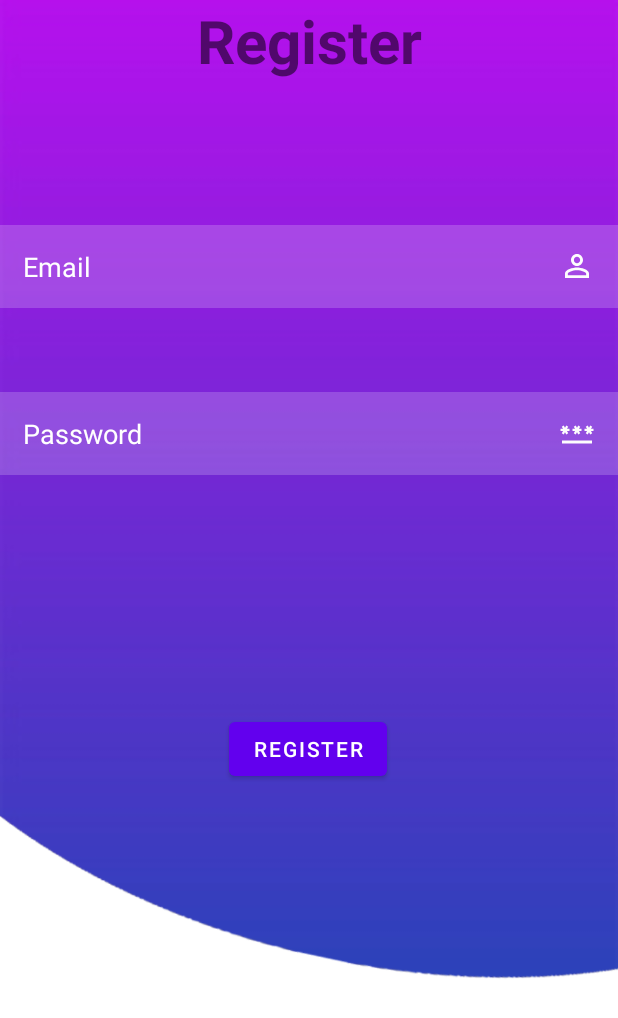
After one commit to VA-Ansari/Login_App, an Android app: the RegisterActivity screen opened directly, with no data from a screen before it, on a phone screen of 412 x 824 dp. The commit adds this screen. Shown: the top 1018 px of the screen. Run offline under Robolectric (Android 15) with nearby library versions, the phone set to English and light mode, and no system bars; our stand-ins replace Firebase (no records; nobody signed in at launch, a user with empty details on screens opened directly).

Commit message:
In this added 'RegisterActity' -> conected the entered credentials whth FIREBASE (only in RegisterActivity)

```diff
--- a/app/build.gradle
+++ b/app/build.gradle
@@ -1,5 +1,6 @@
 plugins {
     id 'com.android.application'
+    id 'com.google.gms.google-services'
 }
 
 android {
@@ -33,6 +34,7 @@ dependencies {
     implementation 'androidx.appcompat:appcompat:1.5.1'
     implementation 'com.google.android.material:material:1.7.0'
     implementation 'androidx.constraintlayout:constraintlayout:2.1.4'
+    implementation 'com.google.firebase:firebase-auth:21.0.3'
     testImplementation 'junit:junit:4.13.2'
     androidTestImplementation 'androidx.test.ext:junit:1.1.4'
     androidTestImplementation 'androidx.test.espresso:espresso-core:3.5.0'
--- a/app/src/main/AndroidManifest.xml
+++ b/app/src/main/AndroidManifest.xml
@@ -20,11 +20,9 @@
 
                 <category android:name="android.intent.category.LAUNCHER" />
             </intent-filter>
+        </activity>
 
-            <meta-data
-                android:name="android.app.lib_name"
-                android:value="" />
-        </activity>
+        <activity android:name=".RegisterActivity"></activity>
     </application>
 
 </manifest>
--- /dev/null
+++ b/app/src/main/java/com/example/loginapplication/RegisterActivity.java
@@ -0,0 +1,66 @@
+package com.example.loginapplication;
+
+import androidx.annotation.NonNull;
+import androidx.appcompat.app.AppCompatActivity;
+
+import android.os.Bundle;
+import android.view.View;
+import android.widget.Button;
+import android.widget.TextView;
+import android.widget.Toast;
+
+import com.google.android.gms.tasks.OnCompleteListener;
+import com.google.android.gms.tasks.Task;
+import com.google.firebase.auth.AuthResult;
+import com.google.firebase.auth.FirebaseAuth;
+
+public class RegisterActivity extends AppCompatActivity {
+    TextView userName;
+    TextView pswrd;
+    Button reg_btn;
+
+    //this is an auth of Firebase
+    private FirebaseAuth auth;
+    @Override
+    protected void onCreate(Bundle savedInstanceState) {
+        super.onCreate(savedInstanceState);
+        setContentView(R.layout.activity_register);
+
+        userName = findViewById(R.id.register_username);
+        pswrd = findViewById(R.id.register_password);
+        reg_btn = findViewById(R.id.register_btn);
+
+        auth = FirebaseAuth.getInstance();
+
+        reg_btn.setOnClickListener(new View.OnClickListener() {
+            @Override
+            public void onClick(View view) {
+                String name = userName.getText().toString();
+                String password = pswrd.getText().toString();
+
+                //see if credentials entered or not
+                if(name.isEmpty() && password.isEmpty())
+                    Toast.makeText(RegisterActivity.this, "Enter Credentials", Toast.LENGTH_LONG).show();
+                else if (password.length() < 6)
+                    Toast.makeText(RegisterActivity.this, "Password length is Short", Toast.LENGTH_SHORT).show();
+                else     //if everything is ok -> register user in firebase by calling this function
+                    registerUser(name, password);
+            }
+        });
+
+    }
+
+    private void registerUser(String name, String password) {
+        //call this method "createUserWithEmailAndPassword" and pass those credentials, and then add
+        //another method "addOnComplete" to show user a message of register is completed or not
+        auth.createUserWithEmailAndPassword(name, password).addOnCompleteListener(RegisterActivity.this, new OnCompleteListener<AuthResult>() {
+            @Override
+            public void onComplete(@NonNull Task<AuthResult> task) {
+                if (task.isSuccessful())
+                    Toast.makeText(RegisterActivity.this, "Register Successful", Toast.LENGTH_SHORT).show();
+                else
+                    Toast.makeText(RegisterActivity.this, "Registration Failed", Toast.LENGTH_SHORT).show();
+            }
+        });
+    }
+}
--- /dev/null
+++ b/app/src/main/res/layout/activity_register.xml
@@ -0,0 +1,69 @@
+<?xml version="1.0" encoding="utf-8"?>
+<androidx.constraintlayout.widget.ConstraintLayout xmlns:android="http://schemas.android.com/apk/res/android"
+    xmlns:app="http://schemas.android.com/apk/res-auto"
+    xmlns:tools="http://schemas.android.com/tools"
+    android:layout_width="match_parent"
+    android:layout_height="match_parent"
+    android:background="@drawable/background"
+    tools:context=".RegisterActivity">
+
+    <TextView
+        android:id="@+id/text"
+        android:layout_width="0dp"
+        android:layout_height="wrap_content"
+        android:text="Register"
+        android:textAlignment="center"
+        android:textSize="40dp"
+        android:textStyle="bold"
+        app:layout_constraintEnd_toEndOf="parent"
+        app:layout_constraintStart_toStartOf="parent"
+        app:layout_constraintTop_toTopOf="parent" />
+
+    <EditText
+        android:id="@+id/register_username"
+        android:layout_width="match_parent"
+        android:layout_height="wrap_content"
+        android:layout_marginTop="96dp"
+        android:background="#30ffffff"
+        android:drawableRight="@drawable/person_icon_asset"
+        android:hint="Email"
+        android:padding="15dp"
+        android:textColor="@color/white"
+        android:textColorHint="@color/white"
+        app:layout_constraintEnd_toEndOf="parent"
+        app:layout_constraintHorizontal_bias="0.0"
+        app:layout_constraintStart_toStartOf="parent"
+        app:layout_constraintTop_toBottomOf="@+id/text" />
+
+    <EditText
+        android:id="@+id/register_password"
+        android:layout_width="match_parent"
+        android:layout_height="wrap_content"
+        android:layout_marginTop="56dp"
+        android:background="#30ffffff"
+        android:drawableRight="@drawable/pswrd_asset"
+        android:hint="Password"
+        android:inputType="numberPassword"
+        android:padding="15dp"
+        android:textColor="@color/white"
+        android:textColorHint="@color/white"
+        app:layout_constraintEnd_toEndOf="parent"
+        app:layout_constraintHorizontal_bias="1.0"
+        app:layout_constraintStart_toStartOf="parent"
+        app:layout_constraintTop_toBottomOf="@+id/register_username" />
+
+    <Button
+        android:id="@+id/register_btn"
+        android:layout_width="wrap_content"
+        android:layout_height="wrap_content"
+        android:layout_marginBottom="251dp"
+        android:text="Register"
+        app:layout_constraintBottom_toBottomOf="parent"
+        app:layout_constraintEnd_toEndOf="parent"
+        app:layout_constraintHorizontal_bias="0.498"
+        app:layout_constraintStart_toStartOf="parent"
+        app:layout_constraintTop_toBottomOf="@+id/register_password"
+        app:layout_constraintVertical_bias="0.764" />
+
+
+</androidx.constraintlayout.widget.ConstraintLayout>
```
Also changed, not shown: app/src/main/java/com/example/loginapplication/MainActivity.java (+16 -3 lines), app/src/main/res/layout/activity_main.xml (+43 -24 lines), build.gradle (+7 -3 lines), gradle/wrapper/gradle-wrapper.properties, 1 other file.
